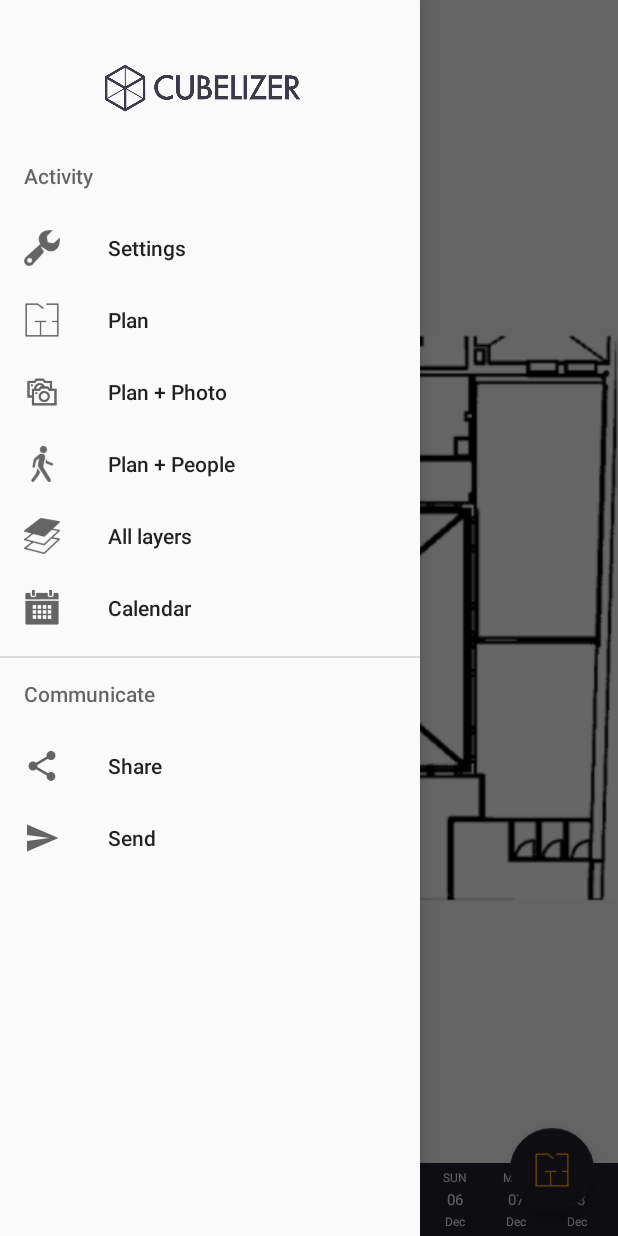
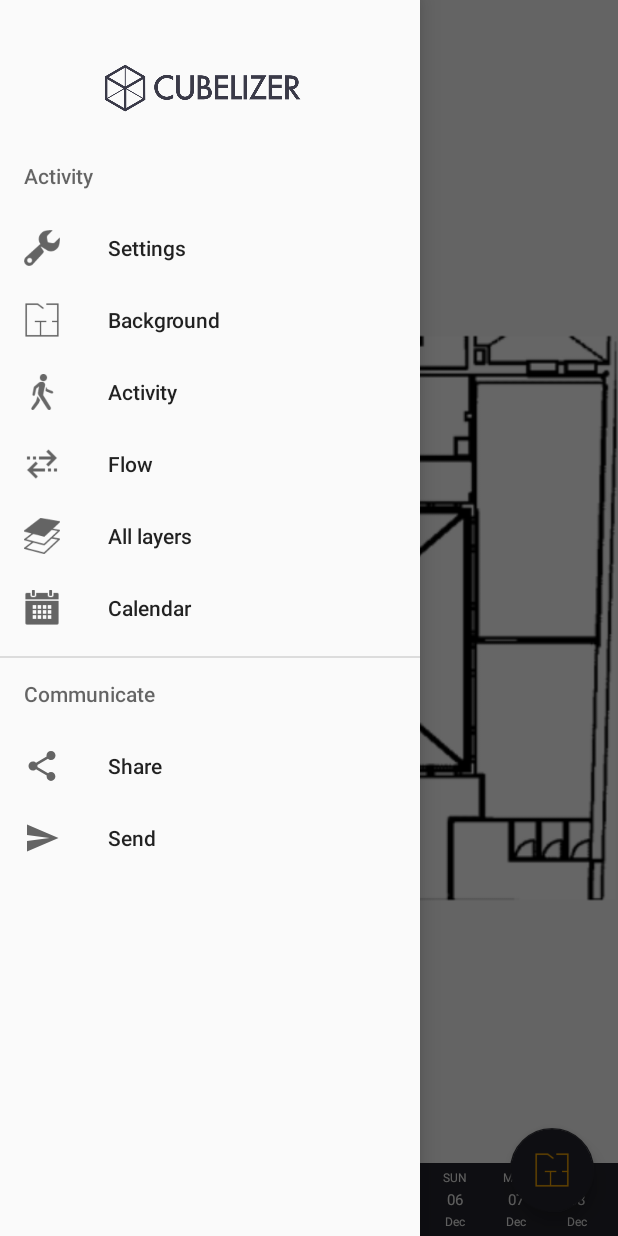
Before and after one commit to APPtuality/Cubelizer, an Android app: the MainActivity screen opened directly, with no data from a screen before it, with the side drawer open, on a phone screen of 412 x 824 dp. Run offline under Robolectric (Android 15) with nearby library versions, the phone set to English and light mode, and no system bars; libraries missing offline, so code that uses them is left out: net.danlew.android; 3 statements that could not run were skipped.

Commit message:
Correo Marcos
Cambios minimos a cuenta del correo de Marcos:
-Cambio de icono
-Cambio de frases en menú lateral
-Cambio de funcionamiento de onClik del fab

```diff
--- a/app/src/main/java/com/app/talentum/cubelizer/cubelizer/MainActivity.java
+++ b/app/src/main/java/com/app/talentum/cubelizer/cubelizer/MainActivity.java
@@ -152,7 +152,7 @@ public class MainActivity extends AppCompatActivity implements NavigationView.On
         fab1.setOnClickListener(new View.OnClickListener() {
             @Override
             public void onClick(View v) {
-                planoImagen();
+                planoActividad();
             }
         });
 
@@ -372,7 +372,7 @@ public class MainActivity extends AppCompatActivity implements NavigationView.On
             mostrarPlano();
 
         } else if (id == R.id.nav_foto) {
-            planoImagen();
+            planoActividad();
 
         } else if (id == R.id.nav_calor) {
             planoActividad();
--- a/app/src/main/res/layout/fab_layout.xml
+++ b/app/src/main/res/layout/fab_layout.xml
@@ -10,7 +10,7 @@
         android:layout_height="wrap_content"
         android:layout_gravity="bottom|end"
         android:layout_margin="@dimen/fab_margin"
-        android:src="@drawable/ic_photo_dark"
+        android:src="@drawable/ic_walk_dark"
         android:visibility="invisible"
         app:backgroundTint="@color/colorNaranja"
         app:fabSize="mini" />
@@ -21,7 +21,7 @@
         android:layout_height="wrap_content"
         android:layout_gravity="bottom|end"
         android:layout_margin="@dimen/fab_margin"
-        android:src="@drawable/ic_walk_dark"
+        android:src="@drawable/ic_arrows_dark"
         android:visibility="invisible"
         app:backgroundTint="@color/colorNaranja"
         app:fabSize="mini" />
--- a/app/src/main/res/menu/activity_main_drawer.xml
+++ b/app/src/main/res/menu/activity_main_drawer.xml
@@ -13,16 +13,16 @@
             <item
                 android:id="@+id/nav_plano"
                 android:icon="@drawable/ic_floor_orange"
-                android:title="Plan" />
+                android:title="Background" />
             <item
                 android:id="@+id/nav_foto"
-                android:icon="@drawable/ic_photo_orange"
-                android:title="Plan + Photo"
+                android:icon="@drawable/ic_walk_orange"
+                android:title="Activity"
                 />
             <item
                 android:id="@+id/nav_calor"
-                android:icon="@drawable/ic_walk_orange"
-                android:title="Plan + People" />
+                android:icon="@drawable/ic_arrows_orange"
+                android:title="Flow" />
             <item
                 android:id="@+id/nav_todo"
                 android:icon="@drawable/ic_filled_orange"
```
Also changed, not shown: app/src/main/res/drawable/ic_arrows_dark.png (added), app/src/main/res/drawable/ic_arrows_orange.png (added), 2 other files.
